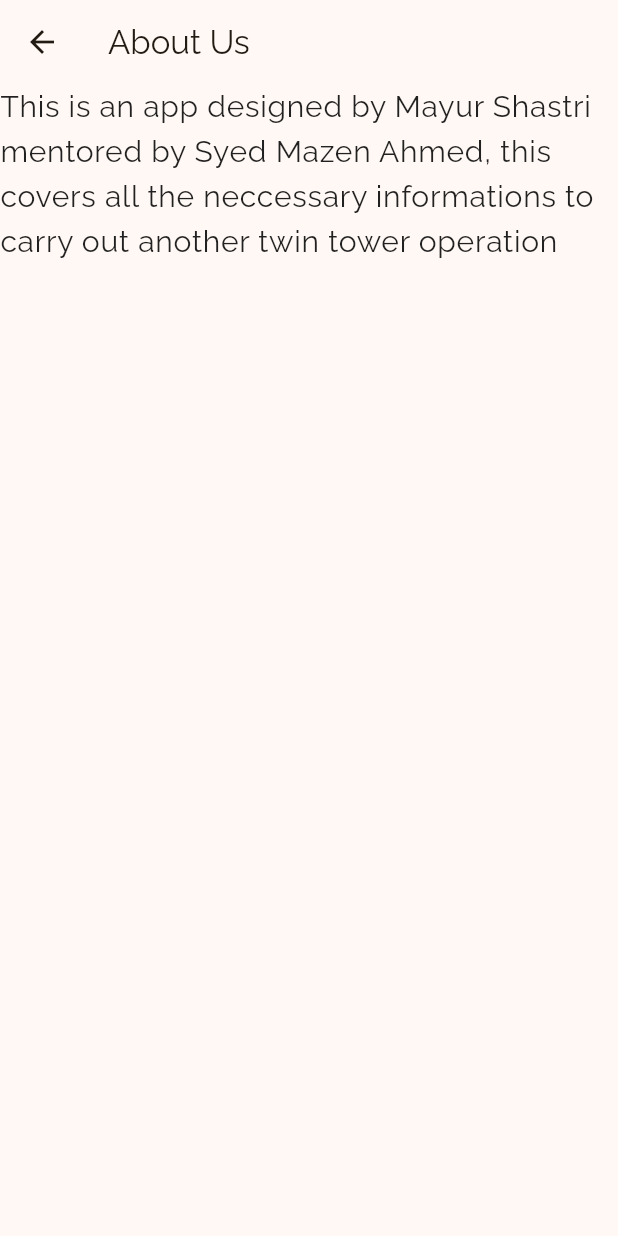
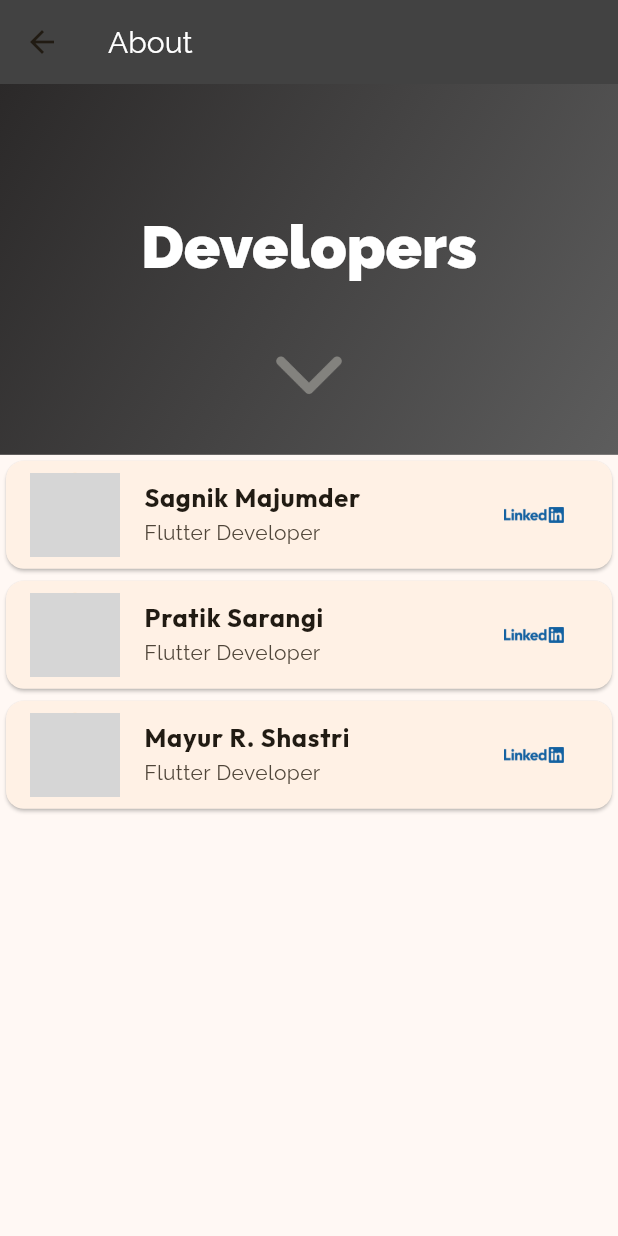
Before and after one commit to mayur-shastri/clipNGoApp, a Flutter app: the AboutUs screen opened directly, on a phone screen of 412 x 824 dp. Run offline on Flutter 3.47's test engine with Material 2 defaults, Android fonts, the phone set to English and light mode, and no system bars; our stand-ins replace carousel_slider, cloud_firestore, firebase_auth, firebase_core, flutter_otp_text_field, flutter_riverpod and 5 more; accounts and stored records are empty; network calls fail; grey boxes are pictures that could not be loaded.

Commit message:
about developes page implemented

```diff
--- /dev/null
+++ b/lib/model/Dev.dart
@@ -0,0 +1,11 @@
+class Dev {
+  final String name;
+  final String post;
+  final String linkedInLink;
+  final String profilePicture;
+  const Dev(
+      {required this.name,
+      required this.post,
+      required this.linkedInLink,
+      required this.profilePicture});
+}
--- a/lib/screen/about_screen.dart
+++ b/lib/screen/about_screen.dart
@@ -1,19 +1,77 @@
 import 'package:flutter/material.dart';
+import 'package:salon_app/model/Dev.dart';
+import 'package:salon_app/widgets/dev_profile.dart';
 
 class AboutUs extends StatelessWidget {
   const AboutUs({super.key});
-
+  static const DevData = [
+    Dev(
+        name: 'Sagnik Majumder',
+        post: 'Flutter Developer',
+        linkedInLink: 'https://www.linkedin.com/in/sagnik-majumder-92345524b/',
+        profilePicture:
+            'https://media.licdn.com/dms/image/D5603AQFdAu1QjAqyxw/profile-displayphoto-shrink_800_800/0/1675007030404?e=1697673600&v=beta&t=65cntQlWb-zHIK7JBSs5SNggdW15Y4KxKPMKa9KY1II'),
+    Dev(
+        name: 'Pratik Sarangi',
+        post: 'Flutter Developer',
+        linkedInLink: 'https://www.linkedin.com/in/pratik-sarangi-382535249/',
+        profilePicture:
+            'https://media.licdn.com/dms/image/C4E03AQF1iK9VcPCthQ/profile-displayphoto-shrink_800_800/0/1661104758761?e=1697673600&v=beta&t=eCeNE_ZE8SncRWxdbEPDsvaZyfqXqg-wFLjGbQ2LjCA'),
+    Dev(
+        name: 'Mayur R. Shastri',
+        post: 'Flutter Developer',
+        linkedInLink: 'https://www.linkedin.com/in/mayur-shastri-73772925b/',
+        profilePicture:
+            'https://media.licdn.com/dms/image/D4D03AQEe4rIfsQsQfg/profile-displayphoto-shrink_800_800/0/1692096731977?e=1697673600&v=beta&t=WanC4KQgfbneYrv7E8FfMcZ_RPjg95-u9ad6x6jwyMo'),
+  ];
   @override
   Widget build(BuildContext context) {
     return Scaffold(
-      appBar: AppBar(title: Text('About Us')),
+      appBar: AppBar(
+        title: Text(
+          'About',
+          style: Theme.of(context).textTheme.titleLarge!.copyWith(
+                fontSize: 20,
+                color: Colors.white,
+              ),
+        ),
+        backgroundColor: const Color.fromARGB(255, 66, 66, 66),
+      ),
       body: Column(
         children: [
-          Text(
-            'This is an app designed by Mayur Shastri mentored by Syed Mazen Ahmed, this covers all the neccessary informations to carry out another twin tower operation',
-            style:
-                Theme.of(context).textTheme.bodyLarge!.copyWith(fontSize: 20),
-          )
+          Container(
+            height: MediaQuery.of(context).size.height * 0.3,
+            width: double.infinity,
+            decoration: const BoxDecoration(
+              gradient: LinearGradient(colors: [
+                Color.fromARGB(255, 43, 41, 41),
+                Color.fromARGB(255, 93, 93, 93)
+              ], begin: Alignment.topLeft, end: Alignment.bottomRight),
+            ),
+            child: Column(
+              children: [
+                SizedBox(
+                  height: MediaQuery.of(context).size.height * 0.1,
+                ),
+                Text(
+                  'Developers',
+                  style: Theme.of(context).textTheme.titleLarge!.copyWith(
+                        fontSize: 40,
+                        fontWeight: FontWeight.w900,
+                        color: Colors.white,
+                      ),
+                ),
+                SizedBox(
+                  height: 20,
+                ),
+                Image.asset(
+                  'asset/images/arrow-down.gif',
+                  scale: 7,
+                ),
+              ],
+            ),
+          ),
+          for (var dev in DevData) DevProfile(DevData: dev)
         ],
       ),
     );
--- a/lib/screen/main_screens/profile_screen.dart
+++ b/lib/screen/main_screens/profile_screen.dart
@@ -29,7 +29,7 @@ class ProfileScreen extends ConsumerWidget {
               elevation: 20,
               child: CircleAvatar(
                 backgroundImage: NetworkImage(
-                    'https://static.toiimg.com/thumb/msid-62507619,width-1280,resizemode-4/62507619.jpg'),
+                    'https://qph.cf2.quoracdn.net/main-qimg-545d10b66828d3931cd687e4bbb984e3-lq'),
                 radius: MediaQuery.of(context).size.height * 0.089,
               ),
             ),
--- /dev/null
+++ b/lib/widgets/dev_profile.dart
@@ -0,0 +1,58 @@
+import 'package:flutter/material.dart';
+import 'package:salon_app/model/Dev.dart';
+import 'package:url_launcher/url_launcher.dart';
+import 'package:google_fonts/google_fonts.dart';
+
+class DevProfile extends StatelessWidget {
+  DevProfile({super.key, required this.DevData});
+  final Dev DevData;
+  void _launchLinkedInProfile(BuildContext context) async {
+    Uri uriLink = Uri.parse(DevData.linkedInLink);
+    if (await canLaunchUrl(uriLink)) {
+      launchUrl(uriLink, mode: LaunchMode.externalApplication);
+    } else {
+      if (context.mounted) {
+        showDialog(
+            context: context,
+            builder: (ctx) {
+              return AlertDialog(
+                title: const Text('Error loading!'),
+                content: const Text(
+                    'We\'re unable to open LinkedIn, please check you have installed the app.'),
+                actions: [
+                  TextButton(
+                      onPressed: () => Navigator.pop(context),
+                      child: const Text('Okay'))
+                ],
+              );
+            });
+      }
+    }
+  }
+
+  @override
+  Widget build(BuildContext context) {
+    return Card(
+      child: ListTile(
+        leading: CircleAvatar(
+          backgroundImage: NetworkImage(DevData.profilePicture),
+          radius: 30,
+        ),
+        title: Text(
+          DevData.name,
+          style: GoogleFonts.outfit()
+              .copyWith(fontWeight: FontWeight.bold, fontSize: 17),
+        ),
+        subtitle: Text(DevData.post),
+        trailing: IconButton(
+          icon: const ImageIcon(
+            AssetImage('asset/images/Linkedin-logo-png.png'),
+            size: 40,
+            color: Color.fromARGB(255, 19, 97, 161),
+          ),
+          onPressed: () => _launchLinkedInProfile(context),
+        ),
+      ),
+    );
+  }
+}
--- a/pubspec.yaml
+++ b/pubspec.yaml
@@ -45,6 +45,7 @@ dependencies:
   flutter_riverpod: ^2.3.6
   intl_phone_field: ^3.1.0
   flutter_otp_text_field: ^1.1.1
+  url_launcher: ^6.1.12
 
 dev_dependencies:
   flutter_test:
@@ -73,6 +74,9 @@ flutter:
     - asset/images/man.png
     - asset/images/enter_phone_number.png
     - asset/images/enter_otp.png
+    - asset/images/arrow-down.gif
+    - asset/images/Linkedin-logo-png.png
+
   #   - images/a_dot_ham.jpeg
 
   # An image asset can refer to one or more resolution-specific "variants", see
```
Also changed, not shown: asset/images/Linkedin-logo-png.png (added), asset/images/arrow-down.gif (added), pubspec.lock, 6 other files.
